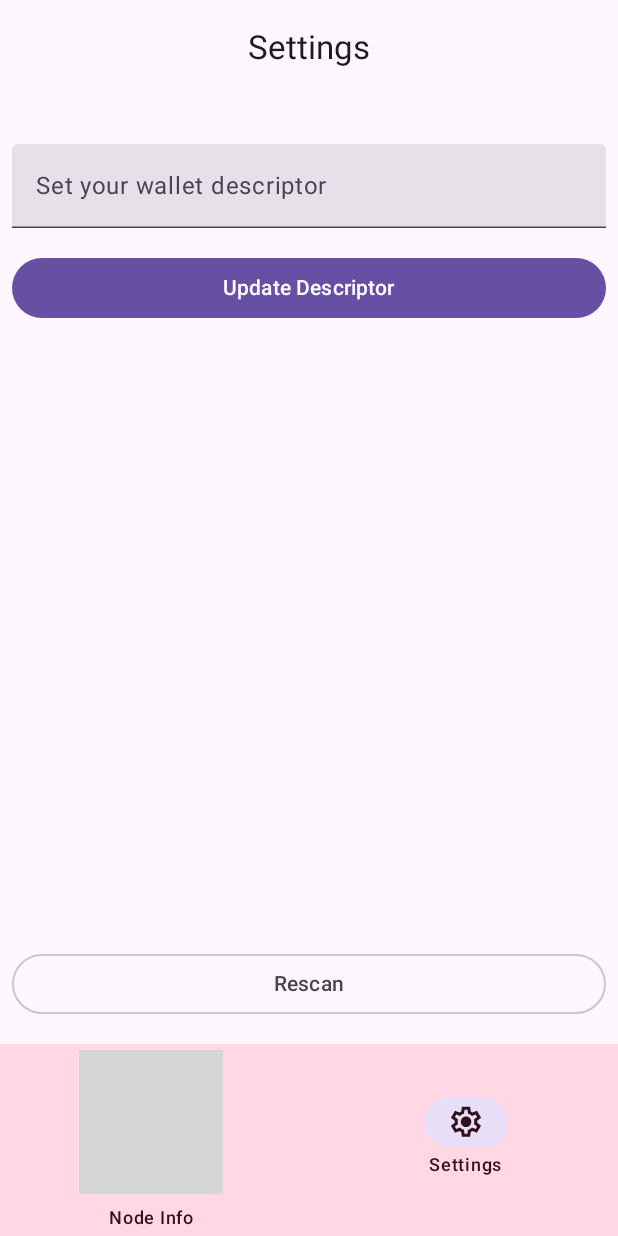
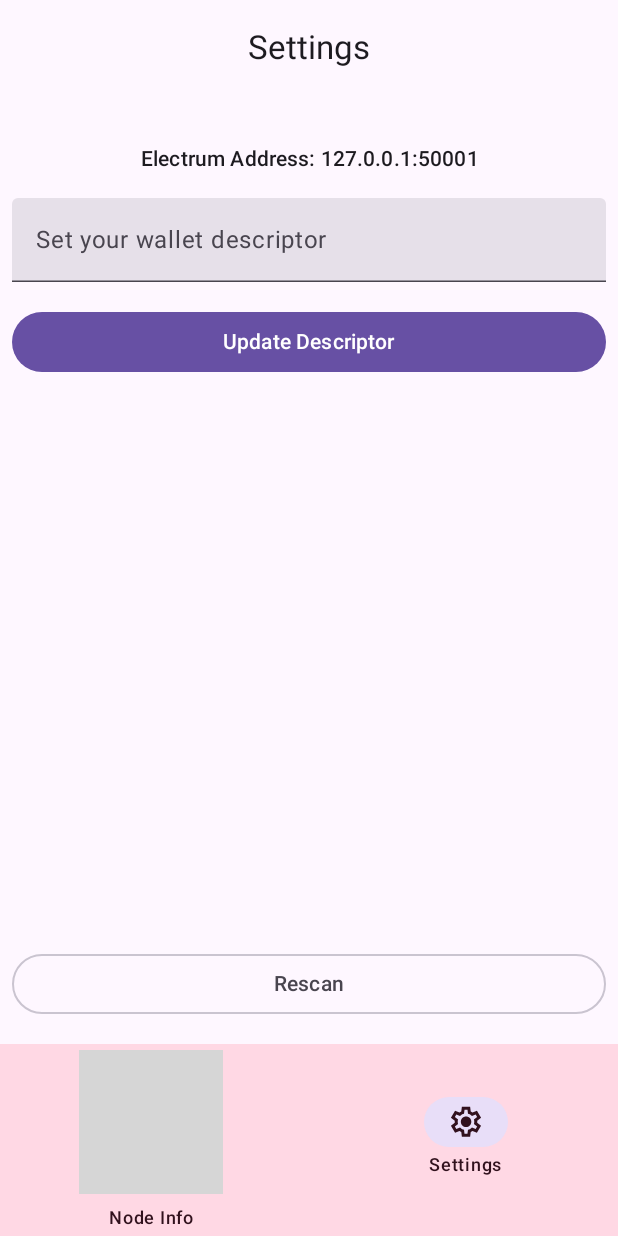
Before and after one commit to jvsena42/floresta_node, an Android app built with Jetpack Compose: the screen it shows after launch (MainActivity), item 2 of the bottom bar chosen, on a phone screen of 412 x 824 dp. Run offline under Robolectric (Android 15) with nearby library versions, the phone set to English and light mode, and no system bars; grey boxes are pictures that could not be loaded.

Commit message:
feat: display current electrum address

```diff
--- a/app/src/main/java/com/github/jvsena42/floresta_node/presentation/ui/screens/settings/ScreenSettings.kt
+++ b/app/src/main/java/com/github/jvsena42/floresta_node/presentation/ui/screens/settings/ScreenSettings.kt
@@ -2,6 +2,7 @@ package com.github.jvsena42.floresta_node.presentation.ui.screens.settings
 
 import androidx.compose.animation.AnimatedVisibility
 import androidx.compose.foundation.background
+import androidx.compose.foundation.clickable
 import androidx.compose.foundation.layout.Column
 import androidx.compose.foundation.layout.Spacer
 import androidx.compose.foundation.layout.fillMaxSize
@@ -23,8 +24,11 @@ import androidx.compose.runtime.Composable
 import androidx.compose.runtime.collectAsState
 import androidx.compose.runtime.getValue
 import androidx.compose.ui.Modifier
+import androidx.compose.ui.platform.LocalClipboardManager
 import androidx.compose.ui.res.stringResource
+import androidx.compose.ui.text.AnnotatedString
 import androidx.compose.ui.text.input.ImeAction
+import androidx.compose.ui.text.style.TextAlign
 import androidx.compose.ui.tooling.preview.PreviewLightDark
 import androidx.compose.ui.unit.dp
 import com.github.jvsena42.floresta_node.R
@@ -62,6 +66,22 @@ private fun ScreenSettings(uiState: SettingsUiState, onAction: (SettingsAction)
             }
 
             Spacer(modifier = Modifier.height(32.dp))
+
+            val clipboardManager = LocalClipboardManager.current
+
+            Text(
+                text = stringResource(R.string.node_address, uiState.nodeAddress),
+                style = MaterialTheme.typography.titleSmall,
+                textAlign = TextAlign.Center,
+                modifier = Modifier
+                    .fillMaxWidth()
+                    .padding(horizontal = 8.dp)
+                    .clickable {
+                        clipboardManager.setText(AnnotatedString(uiState.nodeAddress))
+                    }
+            )
+
+            Spacer(modifier = Modifier.height(16.dp))
 
             TextField(
                 value = uiState.descriptorText,
@@ -112,7 +132,7 @@ private fun ScreenSettings(uiState: SettingsUiState, onAction: (SettingsAction)
 private fun Preview() {
     FlorestaNodeTheme {
         ScreenSettings(
-            uiState = SettingsUiState(),
+            uiState = SettingsUiState(nodeAddress = SettingsViewModel.ELECTRUM_ADDRESS),
             onAction = {}
         )
     }
--- a/app/src/main/java/com/github/jvsena42/floresta_node/presentation/ui/screens/settings/SettingsUiState.kt
+++ b/app/src/main/java/com/github/jvsena42/floresta_node/presentation/ui/screens/settings/SettingsUiState.kt
@@ -5,5 +5,6 @@ import androidx.compose.runtime.Stable
 @Stable
 data class SettingsUiState(
     val descriptorText: String = "",
+    val nodeAddress: String = "",
     val isLoading: Boolean = false
 )
--- a/app/src/main/java/com/github/jvsena42/floresta_node/presentation/ui/screens/settings/SettingsViewModel.kt
+++ b/app/src/main/java/com/github/jvsena42/floresta_node/presentation/ui/screens/settings/SettingsViewModel.kt
@@ -16,7 +16,7 @@ class SettingsViewModel(
     private val florestaRpc: FlorestaRpc
 ): ViewModel() {
 
-    private val _uiState = MutableStateFlow(SettingsUiState())
+    private val _uiState = MutableStateFlow(SettingsUiState(nodeAddress = ELECTRUM_ADDRESS))
     val uiState = _uiState.asStateFlow()
 
     fun onAction(action: SettingsAction) {
@@ -63,5 +63,6 @@ class SettingsViewModel(
 
     companion object {
         private const val TAG = "SettingsViewModel"
+        const val ELECTRUM_ADDRESS = "127.0.0.1:50001"
     }
 }
--- a/app/src/main/res/values/strings.xml
+++ b/app/src/main/res/values/strings.xml
@@ -30,4 +30,5 @@
     <string name="descriptor_placeholder">wpkh([fingerprint/derivation]xpub.../0/*)</string>
     <string name="update_descriptor">Update Descriptor</string>
     <string name="rescan">Rescan</string>
+    <string name="node_address">Electrum Address: %1$s</string>
 </resources>
```
